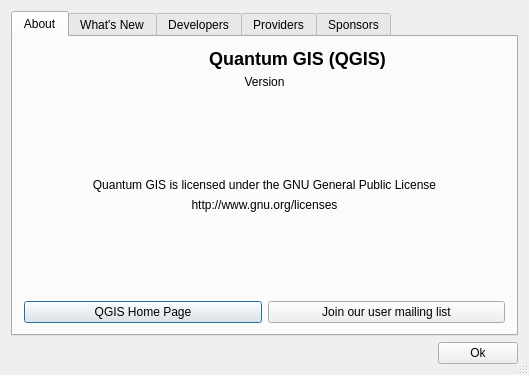
sourcepole/qgis, file qgis/src/ui/qgsabout.ui: the form before one commit.
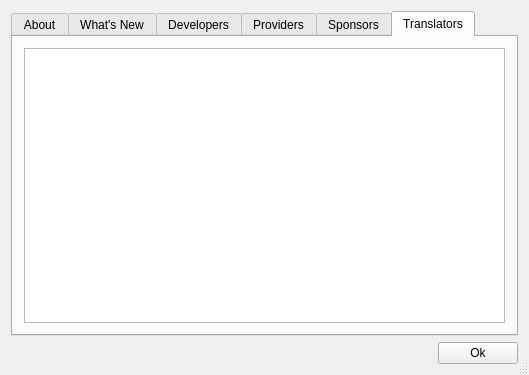
The form after the commit. The open tabs and pages were chosen to show the change. Icons and pictures are not drawn.

Commit message: Added tab for translator acknowledgement to about box

Diff of the .ui file:
```diff
--- a/qgis/src/ui/qgsabout.ui
+++ b/qgis/src/ui/qgsabout.ui
@@ -204,6 +204,16 @@
        </item>
       </layout>
      </widget>
+     <widget class="QWidget" name="tab_3" >
+      <attribute name="title" >
+       <string>Translators</string>
+      </attribute>
+      <layout class="QGridLayout" >
+       <item row="0" column="0" >
+        <widget class="QTextBrowser" name="txtTranslators" />
+       </item>
+      </layout>
+     </widget>
     </widget>
    </item>
    <item row="1" column="0" >
```
The commit also changes 4 other files.
